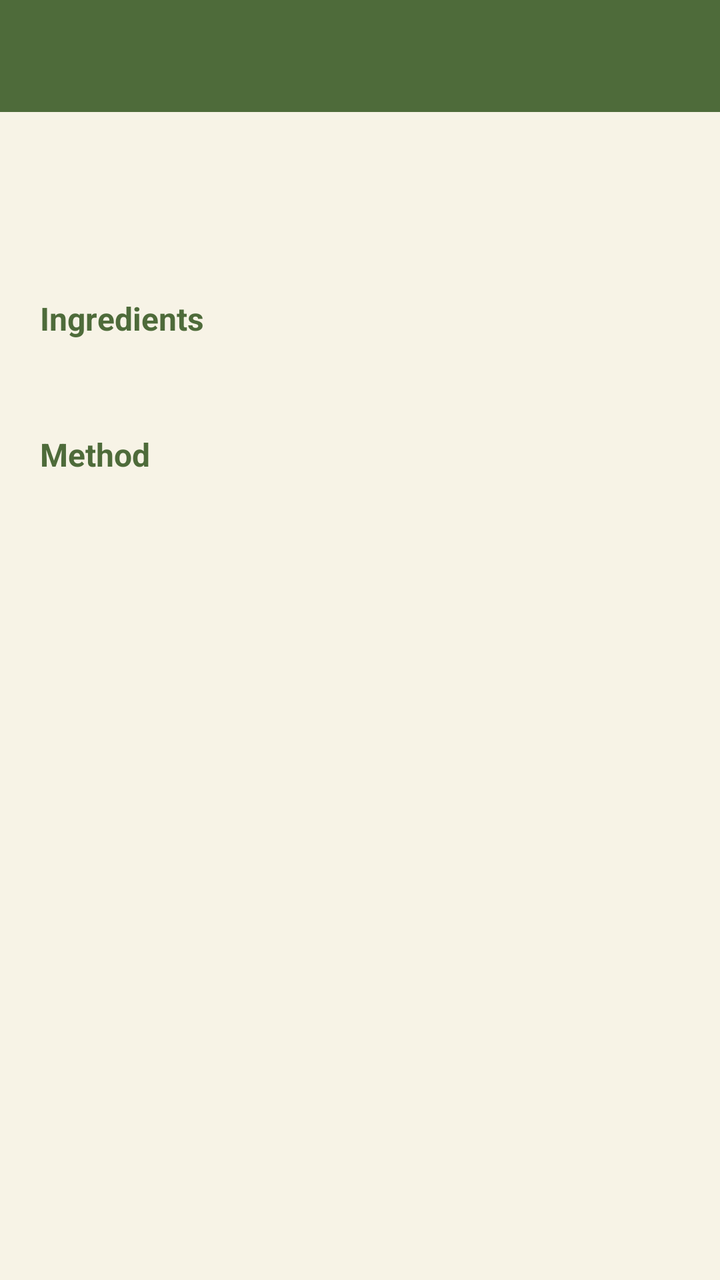
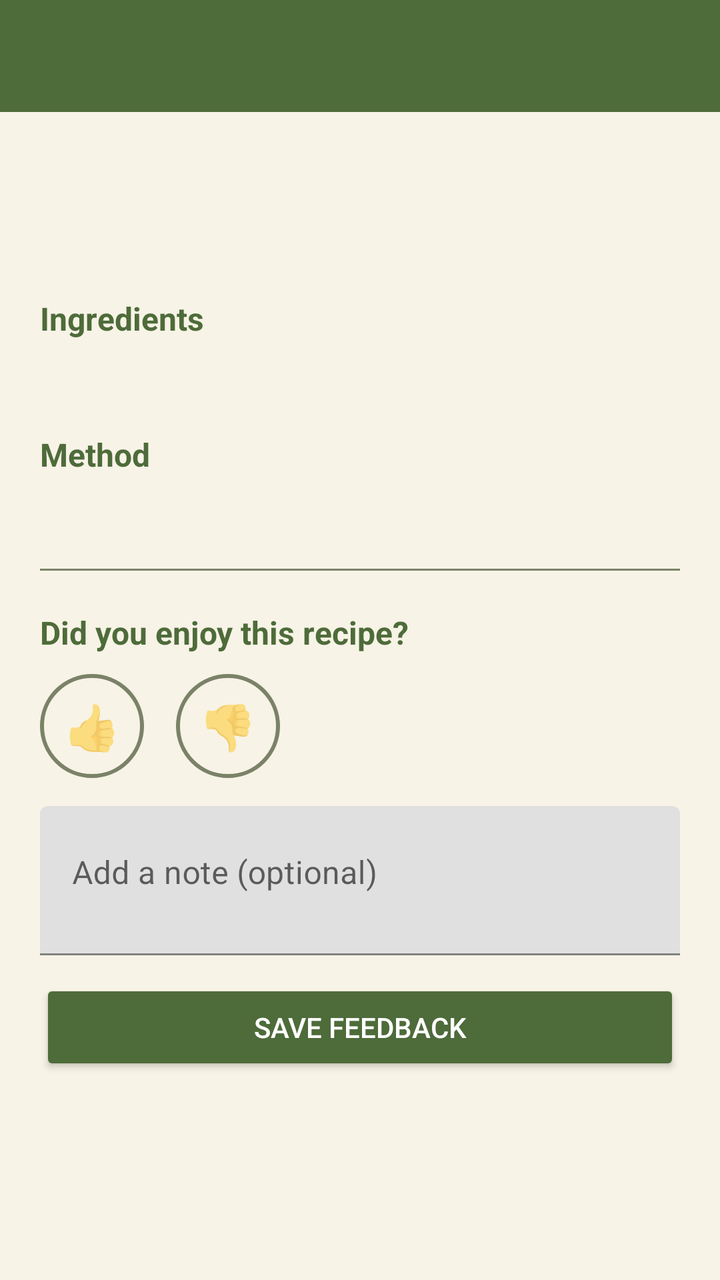

Two renders of the same Android screen: before a commit and after it. Below are the layout's source before the change and the commit's diff.
<!-- AndroidManifest.xml: application theme Theme.ScrapsToSavory -->
<!-- res/layout/activity_recipe_detail.xml -->
<?xml version="1.0" encoding="utf-8"?>
<ScrollView xmlns:android="http://schemas.android.com/apk/res/android"
    android:layout_width="match_parent"
    android:layout_height="match_parent"
    android:background="@color/pantry_background"
    android:fillViewport="true">

    <LinearLayout
        android:layout_width="match_parent"
        android:layout_height="wrap_content"
        android:orientation="vertical">

        <androidx.appcompat.widget.Toolbar
            android:id="@+id/toolbar"
            android:layout_width="match_parent"
            android:layout_height="?attr/actionBarSize"
            android:background="@color/pantry_primary"
            android:titleTextColor="@color/white" />

        <LinearLayout
            android:layout_width="match_parent"
            android:layout_height="wrap_content"
            android:orientation="vertical"
            android:padding="20dp">

            <TextView
                android:id="@+id/textRecipeName"
                android:layout_width="match_parent"
                android:layout_height="wrap_content"
                android:textColor="@color/pantry_text_primary"
                android:textSize="22sp"
                android:textStyle="bold" />

            <TextView
                android:id="@+id/textRecipeTags"
                android:layout_width="match_parent"
                android:layout_height="wrap_content"
                android:layout_marginTop="4dp"
                android:textColor="@color/pantry_accent"
                android:textSize="14sp" />

            <TextView
                android:layout_width="match_parent"
                android:layout_height="wrap_content"
                android:layout_marginTop="20dp"
                android:text="@string/recipe_ingredients_heading"
                android:textColor="@color/pantry_primary"
                android:textSize="16sp"
                android:textStyle="bold" />

            <TextView
                android:id="@+id/textIngredientsList"
                android:layout_width="match_parent"
                android:layout_height="wrap_content"
                android:layout_marginTop="6dp"
                android:textColor="@color/pantry_text_primary"
                android:textSize="15sp" />

            <TextView
                android:layout_width="match_parent"
                android:layout_height="wrap_content"
                android:layout_marginTop="20dp"
                android:text="@string/recipe_method_heading"
                android:textColor="@color/pantry_primary"
                android:textSize="16sp"
                android:textStyle="bold" />

            <TextView
                android:id="@+id/textSteps"
                android:layout_width="match_parent"
                android:layout_height="wrap_content"
                android:layout_marginTop="6dp"
                android:textColor="@color/pantry_text_primary"
                android:textSize="15sp" />

        </LinearLayout>
    </LinearLayout>
</ScrollView>
<!-- resources referenced by this layout -->
<resources>
  <color name="pantry_accent">#7C8C4B</color>
  <color name="pantry_background">#F7F3E6</color>
  <color name="pantry_primary">#4E6B3A</color>
  <color name="pantry_text_primary">#2E3321</color>
  <color name="white">#FFFFFF</color>
  <string name="recipe_ingredients_heading">Ingredients</string>
  <string name="recipe_method_heading">Method</string>
  <style name="Theme.ScrapsToSavory" parent="Theme.MaterialComponents.Light.NoActionBar">
          <item name="colorPrimary">@color/pantry_primary</item>
          <item name="colorPrimaryDark">@color/pantry_primary_dark</item>
          <item name="colorAccent">@color/pantry_accent</item>
          <item name="android:windowBackground">@color/pantry_background</item>
      </style>
  <color name="pantry_primary_dark">#35492A</color>
</resources>

<!-- the commit's change to res/layout/activity_recipe_detail.xml (unified diff, before → after) -->
@@ -73,6 +73,78 @@
                 android:textColor="@color/pantry_text_primary"
                 android:textSize="15sp" />
 
+            <View
+                android:layout_width="match_parent"
+                android:layout_height="1dp"
+                android:layout_marginTop="20dp"
+                android:background="@color/pantry_text_secondary" />
+
+            <TextView
+                android:layout_width="match_parent"
+                android:layout_height="wrap_content"
+                android:layout_marginTop="20dp"
+                android:text="@string/recipe_feedback_heading"
+                android:textColor="@color/pantry_primary"
+                android:textSize="16sp"
+                android:textStyle="bold" />
+
+            <LinearLayout
+                android:layout_width="wrap_content"
+                android:layout_height="wrap_content"
+                android:layout_marginTop="10dp"
+                android:orientation="horizontal">
+
+                <TextView
+                    android:id="@+id/buttonThumbsUp"
+                    android:layout_width="52dp"
+                    android:layout_height="52dp"
+                    android:background="@drawable/bg_feedback_unselected"
+                    android:clickable="true"
+                    android:contentDescription="@string/thumbs_up_description"
+                    android:focusable="true"
+                    android:gravity="center"
+                    android:text="@string/thumbs_up_emoji"
+                    android:textSize="22sp" />
+
+                <TextView
+                    android:id="@+id/buttonThumbsDown"
+                    android:layout_width="52dp"
+                    android:layout_height="52dp"
+                    android:layout_marginStart="16dp"
+                    android:background="@drawable/bg_feedback_unselected"
+                    android:clickable="true"
+                    android:contentDescription="@string/thumbs_down_description"
+                    android:focusable="true"
+                    android:gravity="center"
+                    android:text="@string/thumbs_down_emoji"
+                    android:textSize="22sp" />
+
+            </LinearLayout>
+
+            <com.google.android.material.textfield.TextInputLayout
+                android:layout_width="match_parent"
+                android:layout_height="wrap_content"
+                android:layout_marginTop="14dp">
+
+                <com.google.android.material.textfield.TextInputEditText
+                    android:id="@+id/editRecipeNote"
+                    android:layout_width="match_parent"
+                    android:layout_height="wrap_content"
+                    android:gravity="top"
+                    android:hint="@string/recipe_feedback_note_hint"
+                    android:inputType="textMultiLine"
+                    android:minLines="2" />
+            </com.google.android.material.textfield.TextInputLayout>
+
+            <Button
+                android:id="@+id/buttonSaveFeedback"
+                android:layout_width="match_parent"
+                android:layout_height="wrap_content"
+                android:layout_marginTop="12dp"
+                android:backgroundTint="@color/pantry_primary"
+                android:text="@string/recipe_feedback_save"
+                android:textColor="@color/white" />
+
         </LinearLayout>
     </LinearLayout>
 </ScrollView>
<!-- resource entries referenced after the edit -->
@@ -4,9 +4,25 @@
   <color name="pantry_background">#F7F3E6</color>
   <color name="pantry_primary">#4E6B3A</color>
   <color name="pantry_text_primary">#2E3321</color>
+  <color name="pantry_text_secondary">#7A8268</color>
   <color name="white">#FFFFFF</color>
+  <!-- drawable bg_feedback_unselected (drawable) -->
+  <shape xmlns:android="http://schemas.android.com/apk/res/android"
+      android:shape="oval">
+      <stroke
+          android:width="2dp"
+          android:color="@color/pantry_text_secondary" />
+      <solid android:color="@android:color/transparent" />
+  </shape>
+  <string name="recipe_feedback_heading">Did you enjoy this recipe?</string>
+  <string name="recipe_feedback_note_hint">Add a note (optional)</string>
+  <string name="recipe_feedback_save">Save feedback</string>
   <string name="recipe_ingredients_heading">Ingredients</string>
   <string name="recipe_method_heading">Method</string>
+  <string name="thumbs_down_description">Thumbs down</string>
+  <string name="thumbs_down_emoji">👎</string>
+  <string name="thumbs_up_description">Thumbs up</string>
+  <string name="thumbs_up_emoji">👍</string>
   <style name="Theme.ScrapsToSavory" parent="Theme.MaterialComponents.Light.NoActionBar">
           <item name="colorPrimary">@color/pantry_primary</item>
           <item name="colorPrimaryDark">@color/pantry_primary_dark</item>
